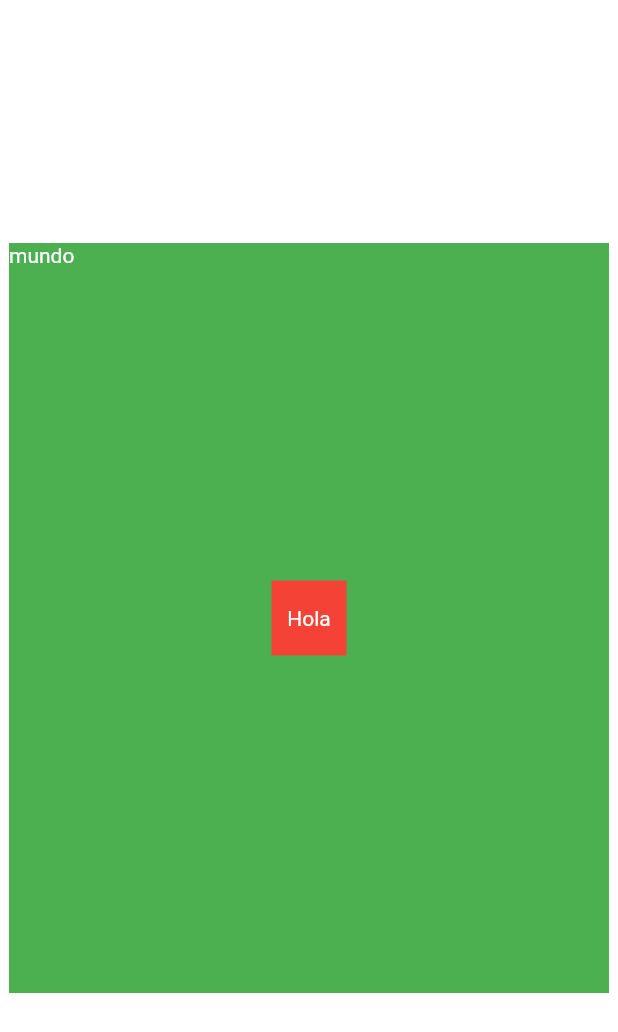
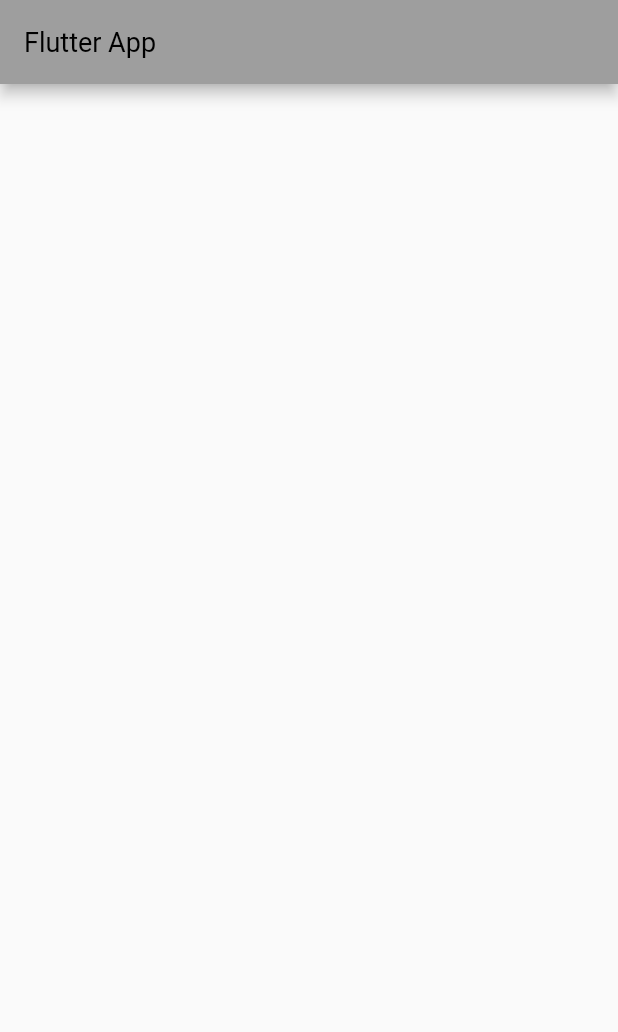
Before and after one commit to AgustinaGF/facebookFlutter, a Flutter app: the screen it shows after launch, on a phone screen of 412 x 824 dp. Shown: the top 1032 px of the screen. Run offline on Flutter 3.47's test engine with Material 2 defaults, Android fonts, the phone set to English and light mode, and no system bars.

Commit message:
widget Scaffold

```diff
--- a/lib/main.dart
+++ b/lib/main.dart
@@ -4,6 +4,7 @@ import 'widgets/container.dart';
 import 'widgets/column.dart';
 import 'widgets/row.dart';
 import 'widgets/stack.dart';
+import 'widgets/scaffold.dart';
 
 void main() {
   runApp(const MyApp());
@@ -16,7 +17,7 @@ class MyApp extends StatelessWidget {
   @override
   Widget build(BuildContext context) {
     return MaterialApp(
-      home: MyStack(),
+      home: MyScaffold(),
     );
   }
 }
--- /dev/null
+++ b/lib/widgets/scaffold.dart
@@ -0,0 +1,16 @@
+
+import 'package:flutter/material.dart';
+import 'package:flutter/services.dart';
+
+class MyScaffold extends StatelessWidget {  @override
+  Widget build(BuildContext context) {
+    return Scaffold(appBar: AppBar(
+      systemOverlayStyle: const SystemUiOverlayStyle(
+        // este funciona tanto para ios como android
+        statusBarBrightness: Brightness.dark
+      ),
+    backgroundColor: Colors.grey,
+    titleTextStyle: const TextStyle(color: Colors.black, fontSize: 18,),title:const Text('Flutter App'),)
+    );
+  }
+}
```
